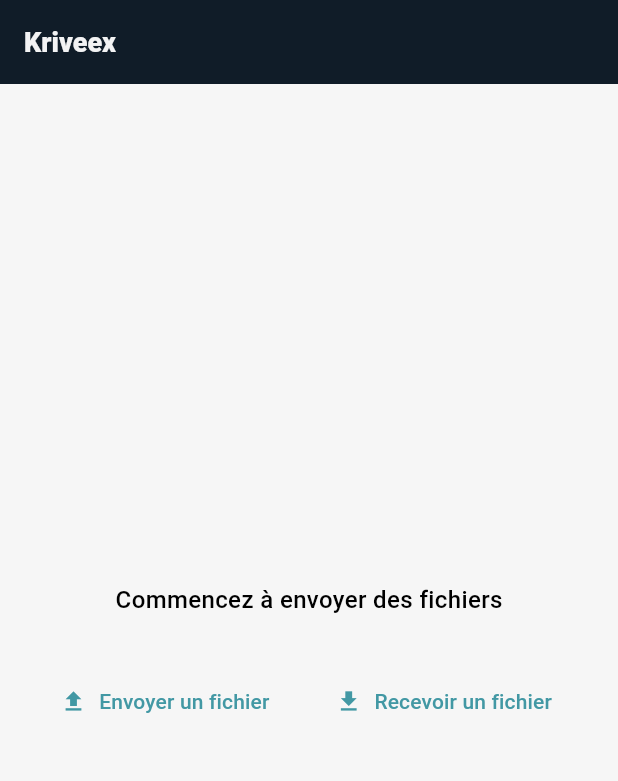
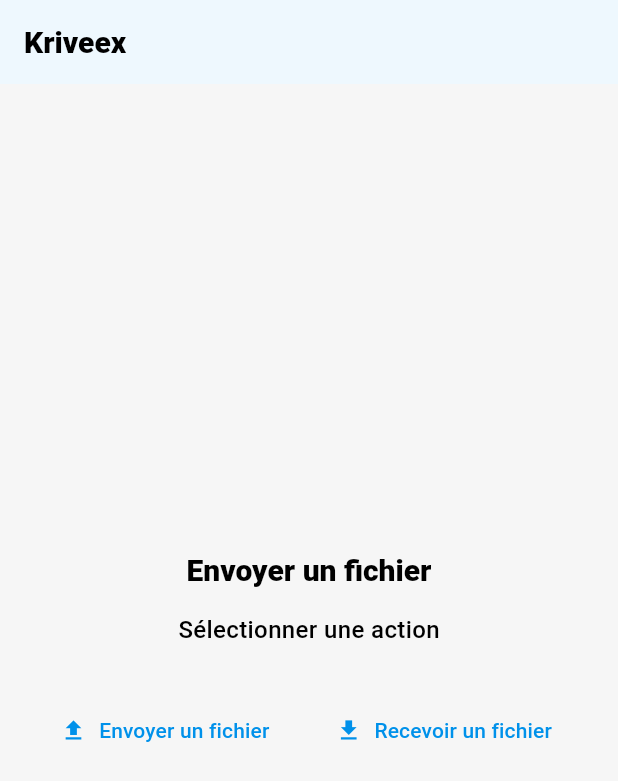
Before and after one commit to stevenosse/kriveex, a Flutter app: the screen it shows after launch, on a phone screen of 412 x 824 dp. Shown: the top 781 px of the screen. Run offline on Flutter 3.47's test engine with Material 2 defaults, Android fonts, the light colour scheme and no system bars; our stand-ins replace barcode_widget, equatable, file_picker, flutter_bloc, freezed_annotation, get_it; missing offline and left inert: flutter_file_saver, mobile_scanner.

Commit message:
File reception + other stuffs

```diff
--- a/kriveex/lib/src/core/kriveex.dart
+++ b/kriveex/lib/src/core/kriveex.dart
@@ -4,7 +4,7 @@
 import 'package:flutter_localizations/flutter_localizations.dart';
 import 'package:kriveex/src/features/share_file/logic/qr_file_receiver/qr_file_receiver_bloc.dart';
 import 'package:kriveex/src/features/share_file/logic/qr_file_transfer/qr_file_transfer_bloc.dart';
-import 'package:kriveex/src/features/share_file/ui/share_file_home_screen.dart';
+import 'package:kriveex/src/features/share_file/ui/share_file_screen.dart';
 
 import 'i18n/l10n.dart';
 
@@ -24,7 +24,7 @@
         darkTheme: AppTheme.darkTheme,
         debugShowCheckedModeBanner: false,
         themeMode: ThemeMode.light, // TODO: remove
-        home: const ShareFileHomeScreen(),
+        home: const ShareFileScreen(),
         localizationsDelegates: const [
           I18n.delegate,
           GlobalMaterialLocalizations.delegate,
--- a/kriveex/lib/src/core/theme/app_colors.dart
+++ b/kriveex/lib/src/core/theme/app_colors.dart
@@ -14,14 +14,7 @@
   final Color warning;
   final Color success;
   final Color info;
-  final Color extraIcon1;
-  final Color extraIcon2;
-  final Color extraIcon3;
-  final Color extraIcon4;
-  final Color outline;
   final Color disabled;
-  final Color appBarColor;
-  final Color onAppBarColor;
 
   AppColors({
     required this.primary,
@@ -37,19 +30,12 @@
     required this.warning,
     required this.success,
     required this.info,
-    required this.extraIcon1,
-    required this.extraIcon2,
-    required this.extraIcon3,
-    required this.extraIcon4,
-    required this.outline,
     required this.disabled,
-    required this.appBarColor,
-    required this.onAppBarColor,
   });
 
   const AppColors.light({
-    this.primary = const Color(0xFF4298A4),
-    this.primaryDark = const Color(0xFF347A82),
+    this.primary = const Color(0xFF0091EA),
+    this.primaryDark = const Color(0xFFFC3FA6),
     this.onPrimary = Colors.white,
     this.secondary = const Color(0xFF333333),
     this.onSecondary = Colors.white,
@@ -61,19 +47,12 @@
     this.warning = const Color(0xFFD6663D),
     this.success = const Color(0xFF007C33),
     this.info = const Color(0xFF1468CB),
-    this.extraIcon1 = const Color(0xFFF2970F),
-    this.extraIcon2 = const Color(0xFF3FBAB4),
-    this.extraIcon3 = const Color(0xFFDE82FF),
-    this.extraIcon4 = const Color(0xFF9B9BF9),
-    this.outline = const Color(0xFF848B9B),
     this.disabled = const Color(0xFF90B2BA),
-    this.appBarColor = const Color(0xFF0C131F),
-    this.onAppBarColor = const Color(0xFFF3F3F4),
   });
 
   const AppColors.dark({
-    this.primary = const Color(0xFF8DE8FE),
-    this.primaryDark = const Color(0xFF40CDF2),
+    this.primary = const Color(0xFF0091EA),
+    this.primaryDark = const Color(0xFFFC3FA6),
     this.onPrimary = Colors.black,
     this.secondary = const Color(0xFFABAAAA),
     this.onSecondary = Colors.black,
@@ -82,16 +61,9 @@
     this.surface = const Color(0xFF242B35),
     this.error = const Color(0xFFFF5072),
     this.onError = Colors.black,
-    this.warning = const Color(0xFFED8744),
-    this.success = const Color(0xFF6BDB64),
-    this.info = Colors.blue,
-    this.extraIcon1 = const Color(0xFFF2970F),
-    this.extraIcon2 = const Color(0xFF7EDAD4),
-    this.extraIcon3 = const Color(0xFFE39BFD),
-    this.extraIcon4 = const Color(0xFFB5B5FF),
-    this.outline = const Color(0xFFA5ACBC),
+    this.warning = const Color(0xFFE6AB45),
+    this.success = const Color(0xFF7CFC3F),
+    this.info = const Color(0xFF3DBCF2),
     this.disabled = const Color(0xFF506876),
-    this.appBarColor = const Color(0xFF0C131F),
-    this.onAppBarColor = const Color(0xFFF3F3F4),
   });
 }
--- a/kriveex/lib/src/core/theme/dimens.dart
+++ b/kriveex/lib/src/core/theme/dimens.dart
@@ -4,13 +4,7 @@
   static const double minSpacing = 4;
   static const double halfSpacing = 8;
   static const double spacing = 16;
-  static const double mediumSpacing = 24;
   static const double doubleSpacing = 32;
-  static const double tripleSpacing = 64;
-
-  static const double smallRadius = 8;
-  static const double radius = 14;
-  static const double fullRadius = 24;
 
   static const double h1TextSize = 30;
   static const double h2TextSize = 20;
--- a/kriveex/lib/src/core/theme/theme.dart
+++ b/kriveex/lib/src/core/theme/theme.dart
@@ -19,45 +19,9 @@
         fontSize: Dimens.h2TextSize,
         color: color,
       ),
-      headline3: TextStyle(
-        fontWeight: FontWeight.w800,
-        fontSize: Dimens.h3TextSize,
-        color: color,
-      ),
-      headline4: TextStyle(
-        fontWeight: FontWeight.w700,
-        fontSize: Dimens.h4TextSize,
-        color: color,
-      ),
-      headline5: TextStyle(
-        fontSize: Dimens.h4TextSize,
-        color: color,
-      ),
-//headline6 est utilisé pour les barres de titre
-      headline6: TextStyle(
-        fontWeight: FontWeight.w800,
-        fontSize: Dimens.h2TextSize,
-        color: color,
-      ),
       bodyText2: TextStyle(
         fontWeight: FontWeight.w500,
         fontSize: Dimens.textSize,
-        color: color,
-      ),
-      bodyText1: TextStyle(
-        fontWeight: FontWeight.w800,
-        fontSize: Dimens.textSize,
-        fontStyle: FontStyle.normal,
-        letterSpacing: -0.1,
-        color: color,
-      ),
-      subtitle1: TextStyle(
-        fontWeight: FontWeight.w500,
-        fontSize: Dimens.subtitleTextSize,
-        color: color,
-      ),
-      subtitle2: TextStyle(
-        fontSize: Dimens.subtitleTextSize,
         color: color,
       ),
     );
@@ -83,85 +47,17 @@
       useMaterial3: true,
       colorScheme: colorScheme,
       primaryColor: colorScheme.primary,
-      primaryColorDark: colors.primaryDark,
       disabledColor: colors.disabled,
       backgroundColor: colorScheme.background,
       scaffoldBackgroundColor: colorScheme.background,
       cardColor: colorScheme.surface,
       appBarTheme: AppBarTheme(
         centerTitle: false,
+        titleTextStyle: textTheme.headline2,
         elevation: Dimens.elevation,
-        backgroundColor: colors.appBarColor,
-        foregroundColor: colors.onAppBarColor,
-        titleTextStyle: textTheme.headline3?.copyWith(color: colors.onAppBarColor),
-        systemOverlayStyle: const SystemUiOverlayStyle(
+        systemOverlayStyle: SystemUiOverlayStyle(
           statusBarColor: Colors.transparent,
-          statusBarIconBrightness: Brightness.light,
-        ),
-      ),
-      dividerTheme: DividerThemeData(
-        color: colorScheme.surface,
-        thickness: 2.0,
-      ),
-      snackBarTheme: SnackBarThemeData(
-        backgroundColor: colorScheme.onBackground,
-        elevation: Dimens.elevation,
-        behavior: SnackBarBehavior.floating,
-        contentTextStyle: textTheme.bodyText2?.copyWith(
-          color: colorScheme.background,
-        ),
-        actionTextColor: colorScheme.primary,
-      ),
-      cardTheme: CardTheme(
-        margin: EdgeInsets.zero,
-        color: colorScheme.surface,
-        elevation: 0.0,
-        shape: RoundedRectangleBorder(borderRadius: BorderRadius.circular(Dimens.radius)),
-      ),
-      drawerTheme: DrawerThemeData(
-        elevation: Dimens.elevation,
-        backgroundColor: colorScheme.background,
-      ),
-      inputDecorationTheme: InputDecorationTheme(
-        contentPadding: const EdgeInsets.all(Dimens.spacing),
-        labelStyle: MaterialStateTextStyle.resolveWith(
-          (Set<MaterialState> states) => TextStyle(
-            fontSize: Dimens.subtitleTextSize,
-            color: states.contains(MaterialState.disabled) ? colors.disabled : colorScheme.secondary,
-          ),
-        ),
-        prefixStyle: TextStyle(
-          fontSize: Dimens.subtitleTextSize,
-          color: colors.secondary,
-        ),
-        errorStyle: TextStyle(
-          fontSize: Dimens.subtitleTextSize,
-          color: colors.error,
-        ),
-        errorMaxLines: 3,
-        border: OutlineInputBorder(
-          borderSide: BorderSide(color: colors.secondary),
-          borderRadius: const BorderRadius.all(Radius.circular(Dimens.smallRadius)),
-        ),
-        enabledBorder: OutlineInputBorder(
-          borderSide: BorderSide(color: colors.secondary),
-          borderRadius: const BorderRadius.all(Radius.circular(Dimens.smallRadius)),
-        ),
-        errorBorder: OutlineInputBorder(
-          borderSide: BorderSide(color: colors.error),
-          borderRadius: const BorderRadius.all(Radius.circular(Dimens.smallRadius)),
-        ),
-        focusedErrorBorder: OutlineInputBorder(
-          borderSide: BorderSide(color: colors.error, width: 2),
-          borderRadius: const BorderRadius.all(Radius.circular(Dimens.smallRadius)),
-        ),
-        focusedBorder: OutlineInputBorder(
-          borderSide: BorderSide(color: colors.primary, width: 2),
-          borderRadius: const BorderRadius.all(Radius.circular(Dimens.smallRadius)),
-        ),
-        disabledBorder: OutlineInputBorder(
-          borderSide: BorderSide(color: colors.disabled),
-          borderRadius: const BorderRadius.all(Radius.circular(Dimens.smallRadius)),
+          statusBarIconBrightness: brightness == Brightness.light ? Brightness.dark : Brightness.dark,
         ),
       ),
       primaryTextTheme: textTheme.apply(
--- a/kriveex/lib/src/features/share_file/logic/qr_file_receiver/qr_file_receiver_bloc.dart
+++ b/kriveex/lib/src/features/share_file/logic/qr_file_receiver/qr_file_receiver_bloc.dart
@@ -2,6 +2,7 @@
 
 import 'package:file_picker/file_picker.dart';
 import 'package:flutter_bloc/flutter_bloc.dart';
+import 'package:flutter_file_saver/flutter_file_saver.dart';
 import 'package:kriveex/src/features/share_file/logic/qr_file_receiver/qr_file_receiver_event.dart';
 import 'package:kriveex/src/features/share_file/logic/qr_file_receiver/qr_file_receiver_state.dart';
 import 'package:kriveex/src/locator.dart';
@@ -28,17 +29,23 @@
       },
       chunkReceived: (allChunks) {
         final FileChunk chunk = FileChunk.fromJson(jsonDecode(event.rawChunk));
-        emit(QrFileReceiverState.chunkReceived(chunks: [...allChunks, chunk]));
+        emit(QrFileReceiverState.chunkReceived(chunks: {...allChunks, chunk}.toList()));
       },
     );
   }
 
   void handleTransferFinished(TransferFinishedEvent event, Emitter<QrFileReceiverState> emit) {
-    PlatformFile? file = state.whenOrNull(
-      transferFinished: (chunks) => qrFileTransferService.fileFromChunks(event.chunks),
-    );
+    PlatformFile? file = state.whenOrNull(chunkReceived: (chunks) => qrFileTransferService.fileFromChunks(event.chunks));
     if (file != null) {
-      emit(QrFileReceiverState.transferFinished(file: file));
+      FlutterFileSaver().writeFileAsBytes(
+        fileName: file.name,
+        bytes: file.bytes!,
+      ).then((value) {
+        emit(QrFileReceiverState.transferFinished(file: file, chunks: event.chunks, path: value));
+      });
+
+    } else {
+      emit(QrFileReceiverState.transferFailed(chunks: event.chunks));
     }
   }
 }
--- a/kriveex/lib/src/features/share_file/logic/qr_file_receiver/qr_file_receiver_state.dart
+++ b/kriveex/lib/src/features/share_file/logic/qr_file_receiver/qr_file_receiver_state.dart
@@ -13,6 +13,12 @@
   }) = _ChunkReceived;
 
   factory QrFileReceiverState.transferFinished({
+    String? path,
     required PlatformFile file,
+    required List<FileChunk> chunks,
   }) = _TransferFinished;
+
+  factory QrFileReceiverState.transferFailed({
+    required List<FileChunk> chunks,
+  }) = _TransferFailed;
 }
--- a/kriveex/lib/src/features/share_file/logic/qr_file_transfer/qr_file_transfer_bloc.dart
+++ b/kriveex/lib/src/features/share_file/logic/qr_file_transfer/qr_file_transfer_bloc.dart
@@ -7,7 +7,7 @@
 import 'package:kriveex/src/shared/data/transfer_metadata/transfer_metadata.dart';
 import 'package:kriveex/src/shared/services/qr_file_transfer_service.dart';
 
-const Duration _perFrameDelay = Duration(seconds: 2);
+const Duration _perFrameDelay = Duration(milliseconds: 1500);
 
 class QrFileTransferBloc extends Bloc<QrFileTransferEvent, QrFileTransferState> {
   final QrFileTransferService qrFileTransferService;
@@ -43,12 +43,12 @@
       final rawChunk = event.rawChunks.elementAt(index);
       final TransferMetadata transferMetadata = TransferMetadata(
         progress: index == event.rawChunks.length - 1 ? 100 : (index / event.rawChunks.length) * 100,
-        totalChunks: event.rawChunks.length,
-        fileName: event.file.name,
+        total: event.rawChunks.length,
+        name: event.file.name,
         fileExtension: event.file.extension ?? '',
       );
       final FileChunk chunk = FileChunk(
-        transferMetadata: transferMetadata,
+        metadata: transferMetadata,
         content: rawChunk,
         index: index,
       );
--- a/kriveex/lib/src/features/share_file/ui/receive_file_screen.dart
+++ b/kriveex/lib/src/features/share_file/ui/receive_file_screen.dart
@@ -47,30 +47,37 @@
                 listener: (context, state) {
                   state.whenOrNull(
                     chunkReceived: (chunks) {
-                      if (chunks.last.transferMetadata.progress == 100) {
+                      if (chunks.last.metadata.progress == 100) {
                         _controller.stop();
                         context.read<QrFileReceiverBloc>().add(TransferFinishedEvent(chunks: chunks));
                       }
                     },
-                    transferFinished: (file) {},
+                    transferFinished: (path, file, chunks) {
+                      // TODO: create file
+                    },
                   );
                 },
                 builder: (context, state) {
-                  return const Text('Transfert terminé');
                   return state.maybeWhen(
-                    transferFinished: (file) {
-                      return const Text('Transfert terminé');
+                    transferFinished: (path, file, chunks) {
+                      return Column(
+                        children: [
+                          const Text('Transfert terminé'),
+                          Text('${chunks.length}/${chunks.first.metadata.total} paquets reçus.')
+                        ],
+                      );
+                    },
+                    transferFailed: (chunks) {
+                      return Text('Echec: ${chunks.length}/${chunks.first.metadata.total} paquets reçus');
                     },
                     chunkReceived: (chunks) {
-                      final double progress = chunks.map((e) => e.transferMetadata.progress).reduce(max);
+                      final double progress = chunks.map((e) => e.metadata.progress).reduce(max);
                       return Padding(
                         padding: const EdgeInsets.symmetric(horizontal: Dimens.spacing),
                         child: Row(
                           children: [
                             Expanded(
-                              child: LinearProgressIndicator(
-                                value: progress / 100,
-                              ),
+                              child: LinearProgressIndicator(value: progress / 100),
                             ),
                             Text('${progress.toStringAsFixed(2)} %')
                           ],
--- a/kriveex/lib/src/features/share_file/ui/share_file_home_screen.dart
+++ b/kriveex/lib/src/features/share_file/ui/share_file_screen.dart
@@ -9,14 +9,14 @@
 import 'package:kriveex/src/features/share_file/logic/qr_file_transfer/qr_file_transfer_state.dart';
 import 'package:kriveex/src/features/share_file/ui/receive_file_screen.dart';
 
-class ShareFileHomeScreen extends StatefulWidget {
-  const ShareFileHomeScreen({Key? key}) : super(key: key);
+class ShareFileScreen extends StatefulWidget {
+  const ShareFileScreen({Key? key}) : super(key: key);
 
   @override
-  State<ShareFileHomeScreen> createState() => _ShareFileHomeScreenState();
+  State<ShareFileScreen> createState() => _ShareFileScreenState();
 }
 
-class _ShareFileHomeScreenState extends State<ShareFileHomeScreen> {
+class _ShareFileScreenState extends State<ShareFileScreen> {
   @override
   Widget build(BuildContext context) {
     return Scaffold(
@@ -29,7 +29,9 @@
           mainAxisAlignment: MainAxisAlignment.center,
           crossAxisAlignment: CrossAxisAlignment.center,
           children: [
-            const Text('Commencez à envoyer des fichiers'),
+            Text('Envoyer un fichier', style: Theme.of(context).textTheme.headline2),
+            const SizedBox(height: Dimens.spacing),
+            const Text('Sélectionner une action'),
             const SizedBox(height: Dimens.doubleSpacing),
             BlocBuilder<QrFileTransferBloc, QrFileTransferState>(
               builder: (context, state) {
@@ -37,7 +39,7 @@
                   transferReady: (rawChunks, file) {
                     return Column(
                       children: [
-                        Text('Ready to transfer ${file.name}'),
+                        Text('Prêt à démarrer l\'envoi ${file.name}'),
                         const SizedBox(height: Dimens.spacing),
                         ElevatedButton(
                           onPressed: () {
@@ -45,7 +47,7 @@
                                 .read<QrFileTransferBloc>()
                                 .add(StartTransferEvent(rawChunks: rawChunks, file: file));
                           },
-                          child: const Text('Start transfer'),
+                          child: const Text('Démarrer l\'envoi'),
                         ),
                       ],
                     );
@@ -54,8 +56,8 @@
                     return MouseRegion(
                       cursor: SystemMouseCursors.none,
                       child: SizedBox(
-                        width: 500,
-                        height: 500,
+                        width: MediaQuery.of(context).size.width * .4,
+                        height: MediaQuery.of(context).size.width * .4,
                         child: BarcodeWidget(
                           data: jsonEncode(chunk.toJson()),
                           barcode: Barcode.qrCode(),
--- a/kriveex/lib/src/shared/data/file_chunk/file_chunk.dart
+++ b/kriveex/lib/src/shared/data/file_chunk/file_chunk.dart
@@ -7,9 +7,9 @@
 @freezed
 class FileChunk with _$FileChunk {
   factory FileChunk({
-    required TransferMetadata transferMetadata,
-    required String content,
-    required int index,
+    @JsonKey(name: 'mtd') required TransferMetadata metadata,
+    @JsonKey(name: 'ctn') required String content,
+    @JsonKey(name: 'i') required int index,
   }) = _FileChunk;
 
   factory FileChunk.fromJson(Map<String, dynamic> json) => _$FileChunkFromJson(json);
--- a/kriveex/lib/src/shared/data/transfer_metadata/transfer_metadata.dart
+++ b/kriveex/lib/src/shared/data/transfer_metadata/transfer_metadata.dart
@@ -6,10 +6,10 @@
 @freezed
 class TransferMetadata with _$TransferMetadata {
   factory TransferMetadata({
-    required double progress,
-    required int totalChunks,
-    required String fileName,
-    required String fileExtension,
+    @JsonKey(name: 'pg') required double progress,
+    @JsonKey(name: 'tot') required int total,
+    required String name,
+    @JsonKey(name: 'ext') required String fileExtension,
   }) = _TransferMetadata;
 
   factory TransferMetadata.fromJson(Map<String, dynamic> json) => _$TransferMetadataFromJson(json);
--- a/kriveex/lib/src/shared/services/qr_file_transfer_service.dart
+++ b/kriveex/lib/src/shared/services/qr_file_transfer_service.dart
@@ -3,9 +3,10 @@
 
 import 'package:file_picker/file_picker.dart';
 import 'package:collection/collection.dart';
+import 'package:flutter/foundation.dart';
 import 'package:kriveex/src/shared/data/file_chunk/file_chunk.dart';
 
-const int _chunkSize = 1450;
+const int _chunkSize = 1000;
 
 class QrFileTransferService {
   String _encodeFile(List<int> bytes) {
@@ -23,13 +24,16 @@
   }
 
   PlatformFile? fileFromChunks(List<FileChunk> chunks) {
-    if (chunks.isEmpty) return null;
+    debugPrint('Received ${chunks.length}/${chunks.first.metadata.total}');
+    if (chunks.isEmpty || chunks.length < chunks.first.metadata.total) {
+      return null;
+    }
 
     // TODO: Optimize
     final List<FileChunk> orderedChunks = [...chunks]..sort((left, right) => left.index.compareTo(right.index));
     final encodedFile = orderedChunks.map((e) => e.content).join('');
     return PlatformFile(
-      name: '${chunks.first.transferMetadata.fileName}.${chunks.first.transferMetadata.fileExtension}',
+      name: '${chunks.first.metadata.name}.${chunks.first.metadata.fileExtension}',
       size: encodedFile.length,
       bytes: base64Decode(encodedFile),
     );
--- a/kriveex/pubspec.yaml
+++ b/kriveex/pubspec.yaml
@@ -25,6 +25,7 @@
   collection: ^1.16.0
   equatable: ^2.0.5
   barcode_widget: ^2.0.3
+  flutter_file_saver: ^0.6.1+1
 
 dev_dependencies:
   flutter_test:
```
Also changed, not shown: kriveex/lib/src/features/share_file/logic/qr_file_receiver/qr_file_receiver_state.freezed.dart, kriveex/lib/src/shared/data/file_chunk/file_chunk.freezed.dart, kriveex/lib/src/shared/data/file_chunk/file_chunk.g.dart, kriveex/lib/src/shared/data/transfer_metadata/transfer_metadata.freezed.dart, kriveex/lib/src/shared/data/transfer_metadata/transfer_metadata.g.dart, kriveex/pubspec.lock, 5 other files.
